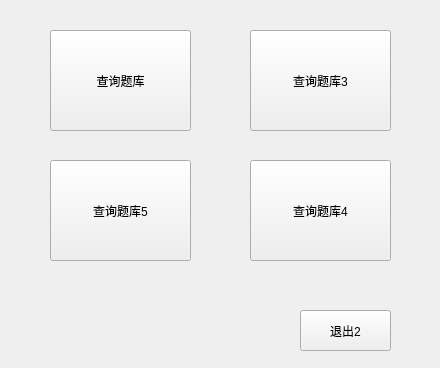
jiang-zixian/DataBase_experiment, file gui/admin_Menu.ui: the form before one commit.
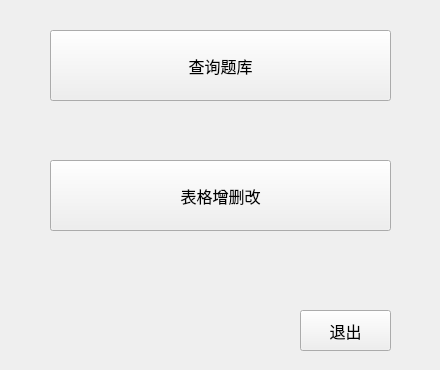
The form after the commit.

Patch:
```diff
--- a/gui/admin_Menu.ui
+++ b/gui/admin_Menu.ui
@@ -7,7 +7,7 @@
     <x>0</x>
     <y>0</y>
     <width>440</width>
-    <height>368</height>
+    <height>370</height>
    </rect>
   </property>
   <property name="windowTitle">
@@ -18,10 +18,15 @@
     <rect>
      <x>50</x>
      <y>30</y>
-     <width>141</width>
-     <height>101</height>
+     <width>341</width>
+     <height>71</height>
     </rect>
    </property>
+   <property name="font">
+    <font>
+     <pointsize>12</pointsize>
+    </font>
+   </property>
    <property name="text">
     <string>查询题库</string>
    </property>
@@ -35,34 +40,13 @@
      <height>41</height>
     </rect>
    </property>
-   <property name="text">
-    <string>退出2</string>
+   <property name="font">
+    <font>
+     <pointsize>12</pointsize>
+    </font>
    </property>
-  </widget>
-  <widget class="QPushButton" name="pushButton_3">
-   <property name="geometry">
-    <rect>
-     <x>250</x>
-     <y>30</y>
-     <width>141</width>
-     <height>101</height>
-    </rect>
-   </property>
    <property name="text">
-    <string>查询题库3</string>
-   </property>
-  </widget>
-  <widget class="QPushButton" name="pushButton_4">
-   <property name="geometry">
-    <rect>
-     <x>250</x>
-     <y>160</y>
-     <width>141</width>
-     <height>101</height>
-    </rect>
-   </property>
-   <property name="text">
-    <string>查询题库4</string>
+    <string>退出</string>
    </property>
   </widget>
   <widget class="QPushButton" name="pushButton_5">
@@ -70,12 +54,17 @@
     <rect>
      <x>50</x>
      <y>160</y>
-     <width>141</width>
-     <height>101</height>
+     <width>341</width>
+     <height>71</height>
     </rect>
    </property>
+   <property name="font">
+    <font>
+     <pointsize>12</pointsize>
+    </font>
+   </property>
    <property name="text">
-    <string>查询题库5</string>
+    <string>表格增删改</string>
    </property>
   </widget>
  </widget>
```
